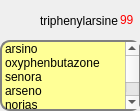
Qt form aerolith/trunk/src/aerolithclient/playerInfoForm.ui (domino14/aerolithdesktop) before a commit.
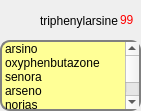
The same form after that commit. Icons and pictures are not drawn. Custom widgets are drawn as their Qt base class.

The edit to the form file:
```diff
--- a/aerolith/trunk/src/aerolithclient/playerInfoForm.ui
+++ b/aerolith/trunk/src/aerolithclient/playerInfoForm.ui
@@ -6,7 +6,7 @@
    <rect>
     <x>0</x>
     <y>0</y>
-    <width>140</width>
+    <width>141</width>
     <height>111</height>
    </rect>
   </property>
```
